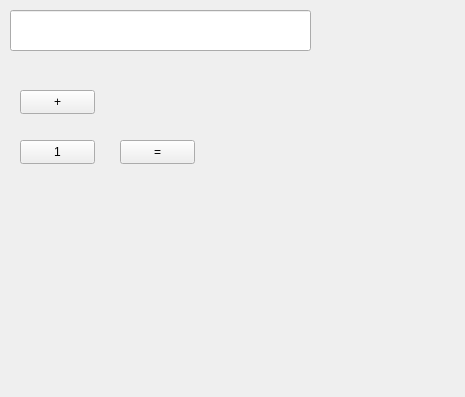
The window that untitled.ui (Alexvs159/SuperCalc) describes before a commit, drawn with Qt 5.
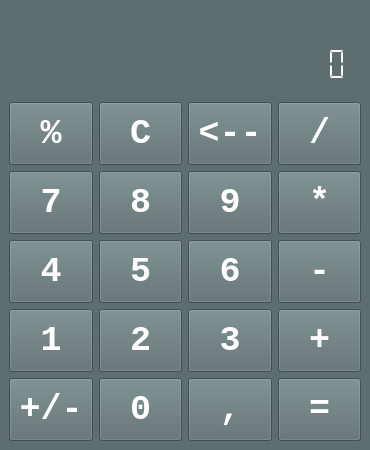
The same window after the commit.

Commit message: interface modification, add functions for num buttons

What changed in the file:
```diff
--- a/untitled.ui
+++ b/untitled.ui
@@ -6,72 +6,583 @@
    <rect>
     <x>0</x>
     <y>0</y>
-    <width>465</width>
-    <height>397</height>
+    <width>370</width>
+    <height>450</height>
    </rect>
   </property>
+  <property name="minimumSize">
+   <size>
+    <width>370</width>
+    <height>450</height>
+   </size>
+  </property>
   <property name="windowTitle">
-   <string>MainWindow</string>
+   <string>SuperCalc</string>
+  </property>
+  <property name="styleSheet">
+   <string notr="true">QWidget {
+	color: white;
+	background: rgb(92, 110, 111);
+	font-family: ;
+	font: 26pt &quot;Lucida Console&quot;;
+	font-weight: 600;
+}
+
+QLabel {
+	font: 12pt &quot;Lucida Console&quot;;
+}</string>
   </property>
   <widget class="QWidget" name="main">
-   <widget class="QLineEdit" name="edit">
-    <property name="geometry">
-     <rect>
-      <x>10</x>
-      <y>10</y>
-      <width>301</width>
-      <height>41</height>
-     </rect>
-    </property>
-    <property name="font">
-     <font>
-      <family>Arial Narrow</family>
-      <pointsize>12</pointsize>
-     </font>
-    </property>
-    <property name="readOnly">
-     <bool>true</bool>
-    </property>
-   </widget>
-   <widget class="QPushButton" name="add">
-    <property name="geometry">
-     <rect>
-      <x>20</x>
-      <y>90</y>
-      <width>75</width>
-      <height>24</height>
-     </rect>
-    </property>
-    <property name="text">
-     <string>+</string>
-    </property>
-   </widget>
-   <widget class="QPushButton" name="button_1">
-    <property name="geometry">
-     <rect>
-      <x>20</x>
-      <y>140</y>
-      <width>75</width>
-      <height>24</height>
-     </rect>
-    </property>
-    <property name="text">
-     <string>1</string>
-    </property>
-   </widget>
-   <widget class="QPushButton" name="calc">
-    <property name="geometry">
-     <rect>
-      <x>120</x>
-      <y>140</y>
-      <width>75</width>
-      <height>24</height>
-     </rect>
-    </property>
-    <property name="text">
-     <string>=</string>
-    </property>
-   </widget>
+   <layout class="QHBoxLayout" name="horizontalLayout">
+    <item>
+     <layout class="QGridLayout" name="gridLayout">
+      <item row="5" column="0">
+       <widget class="QPushButton" name="btn_1">
+        <property name="sizePolicy">
+         <sizepolicy hsizetype="Expanding" vsizetype="Expanding">
+          <horstretch>0</horstretch>
+          <verstretch>0</verstretch>
+         </sizepolicy>
+        </property>
+        <property name="font">
+         <font>
+          <family>Lucida Console</family>
+          <pointsize>26</pointsize>
+          <italic>false</italic>
+          <bold>true</bold>
+         </font>
+        </property>
+        <property name="text">
+         <string>1</string>
+        </property>
+        <property name="shortcut">
+         <string>1</string>
+        </property>
+       </widget>
+      </item>
+      <item row="3" column="0">
+       <widget class="QPushButton" name="btn_7">
+        <property name="sizePolicy">
+         <sizepolicy hsizetype="Expanding" vsizetype="Expanding">
+          <horstretch>0</horstretch>
+          <verstretch>0</verstretch>
+         </sizepolicy>
+        </property>
+        <property name="font">
+         <font>
+          <family>Lucida Console</family>
+          <pointsize>26</pointsize>
+          <italic>false</italic>
+          <bold>true</bold>
+         </font>
+        </property>
+        <property name="text">
+         <string>7</string>
+        </property>
+        <property name="shortcut">
+         <string>7</string>
+        </property>
+       </widget>
+      </item>
+      <item row="6" column="3">
+       <widget class="QPushButton" name="btn_calc">
+        <property name="sizePolicy">
+         <sizepolicy hsizetype="Expanding" vsizetype="Expanding">
+          <horstretch>0</horstretch>
+          <verstretch>0</verstretch>
+         </sizepolicy>
+        </property>
+        <property name="font">
+         <font>
+          <family>Lucida Console</family>
+          <pointsize>26</pointsize>
+          <italic>false</italic>
+          <bold>true</bold>
+         </font>
+        </property>
+        <property name="autoFillBackground">
+         <bool>false</bool>
+        </property>
+        <property name="text">
+         <string>=</string>
+        </property>
+        <property name="shortcut">
+         <string>Enter</string>
+        </property>
+        <property name="checkable">
+         <bool>false</bool>
+        </property>
+        <property name="checked">
+         <bool>false</bool>
+        </property>
+       </widget>
+      </item>
+      <item row="2" column="0">
+       <widget class="QPushButton" name="btn_percent">
+        <property name="sizePolicy">
+         <sizepolicy hsizetype="Expanding" vsizetype="Expanding">
+          <horstretch>0</horstretch>
+          <verstretch>0</verstretch>
+         </sizepolicy>
+        </property>
+        <property name="font">
+         <font>
+          <family>Lucida Console</family>
+          <pointsize>26</pointsize>
+          <italic>false</italic>
+          <bold>true</bold>
+         </font>
+        </property>
+        <property name="text">
+         <string>%</string>
+        </property>
+        <property name="shortcut">
+         <string>%</string>
+        </property>
+       </widget>
+      </item>
+      <item row="5" column="1">
+       <widget class="QPushButton" name="btn_2">
+        <property name="sizePolicy">
+         <sizepolicy hsizetype="Expanding" vsizetype="Expanding">
+          <horstretch>0</horstretch>
+          <verstretch>0</verstretch>
+         </sizepolicy>
+        </property>
+        <property name="font">
+         <font>
+          <family>Lucida Console</family>
+          <pointsize>26</pointsize>
+          <italic>false</italic>
+          <bold>true</bold>
+         </font>
+        </property>
+        <property name="cursor">
+         <cursorShape>PointingHandCursor</cursorShape>
+        </property>
+        <property name="text">
+         <string>2</string>
+        </property>
+        <property name="shortcut">
+         <string>2</string>
+        </property>
+       </widget>
+      </item>
+      <item row="6" column="0">
+       <widget class="QPushButton" name="btn_rev">
+        <property name="sizePolicy">
+         <sizepolicy hsizetype="Expanding" vsizetype="Expanding">
+          <horstretch>0</horstretch>
+          <verstretch>0</verstretch>
+         </sizepolicy>
+        </property>
+        <property name="font">
+         <font>
+          <family>Lucida Console</family>
+          <pointsize>26</pointsize>
+          <italic>false</italic>
+          <bold>true</bold>
+         </font>
+        </property>
+        <property name="text">
+         <string>+/-</string>
+        </property>
+       </widget>
+      </item>
+      <item row="4" column="3">
+       <widget class="QPushButton" name="btn_minus">
+        <property name="sizePolicy">
+         <sizepolicy hsizetype="Expanding" vsizetype="Expanding">
+          <horstretch>0</horstretch>
+          <verstretch>0</verstretch>
+         </sizepolicy>
+        </property>
+        <property name="font">
+         <font>
+          <family>Lucida Console</family>
+          <pointsize>26</pointsize>
+          <italic>false</italic>
+          <bold>true</bold>
+         </font>
+        </property>
+        <property name="text">
+         <string>-</string>
+        </property>
+        <property name="shortcut">
+         <string>-</string>
+        </property>
+       </widget>
+      </item>
+      <item row="3" column="2">
+       <widget class="QPushButton" name="btn_9">
+        <property name="sizePolicy">
+         <sizepolicy hsizetype="Expanding" vsizetype="Expanding">
+          <horstretch>0</horstretch>
+          <verstretch>0</verstretch>
+         </sizepolicy>
+        </property>
+        <property name="font">
+         <font>
+          <family>Lucida Console</family>
+          <pointsize>26</pointsize>
+          <italic>false</italic>
+          <bold>true</bold>
+         </font>
+        </property>
+        <property name="text">
+         <string>9</string>
+        </property>
+        <property name="shortcut">
+         <string>9</string>
+        </property>
+       </widget>
+      </item>
+      <item row="5" column="2">
+       <widget class="QPushButton" name="btn_3">
+        <property name="sizePolicy">
+         <sizepolicy hsizetype="Expanding" vsizetype="Expanding">
+          <horstretch>0</horstretch>
+          <verstretch>0</verstretch>
+         </sizepolicy>
+        </property>
+        <property name="font">
+         <font>
+          <family>Lucida Console</family>
+          <pointsize>26</pointsize>
+          <italic>false</italic>
+          <bold>true</bold>
+         </font>
+        </property>
+        <property name="text">
+         <string>3</string>
+        </property>
+        <property name="shortcut">
+         <string>3</string>
+        </property>
+       </widget>
+      </item>
+      <item row="6" column="1">
+       <widget class="QPushButton" name="btn_0">
+        <property name="sizePolicy">
+         <sizepolicy hsizetype="Expanding" vsizetype="Expanding">
+          <horstretch>0</horstretch>
+          <verstretch>0</verstretch>
+         </sizepolicy>
+        </property>
+        <property name="font">
+         <font>
+          <family>Lucida Console</family>
+          <pointsize>26</pointsize>
+          <italic>false</italic>
+          <bold>true</bold>
+         </font>
+        </property>
+        <property name="text">
+         <string>0</string>
+        </property>
+        <property name="shortcut">
+         <string>0</string>
+        </property>
+       </widget>
+      </item>
+      <item row="6" column="2">
+       <widget class="QPushButton" name="btn_zpt">
+        <property name="sizePolicy">
+         <sizepolicy hsizetype="Expanding" vsizetype="Expanding">
+          <horstretch>0</horstretch>
+          <verstretch>0</verstretch>
+         </sizepolicy>
+        </property>
+        <property name="font">
+         <font>
+          <family>Lucida Console</family>
+          <pointsize>26</pointsize>
+          <italic>false</italic>
+          <bold>true</bold>
+         </font>
+        </property>
+        <property name="text">
+         <string>,</string>
+        </property>
+        <property name="shortcut">
+         <string>,</string>
+        </property>
+       </widget>
+      </item>
+      <item row="4" column="2">
+       <widget class="QPushButton" name="btn_6">
+        <property name="sizePolicy">
+         <sizepolicy hsizetype="Expanding" vsizetype="Expanding">
+          <horstretch>0</horstretch>
+          <verstretch>0</verstretch>
+         </sizepolicy>
+        </property>
+        <property name="font">
+         <font>
+          <family>Lucida Console</family>
+          <pointsize>26</pointsize>
+          <italic>false</italic>
+          <bold>true</bold>
+         </font>
+        </property>
+        <property name="text">
+         <string>6</string>
+        </property>
+        <property name="shortcut">
+         <string>6</string>
+        </property>
+       </widget>
+      </item>
+      <item row="2" column="1">
+       <widget class="QPushButton" name="btn_c">
+        <property name="sizePolicy">
+         <sizepolicy hsizetype="Expanding" vsizetype="Expanding">
+          <horstretch>0</horstretch>
+          <verstretch>0</verstretch>
+         </sizepolicy>
+        </property>
+        <property name="font">
+         <font>
+          <family>Lucida Console</family>
+          <pointsize>26</pointsize>
+          <italic>false</italic>
+          <bold>true</bold>
+         </font>
+        </property>
+        <property name="text">
+         <string>C</string>
+        </property>
+        <property name="shortcut">
+         <string>Esc</string>
+        </property>
+       </widget>
+      </item>
+      <item row="2" column="2">
+       <widget class="QPushButton" name="btn_backspace">
+        <property name="sizePolicy">
+         <sizepolicy hsizetype="Expanding" vsizetype="Expanding">
+          <horstretch>0</horstretch>
+          <verstretch>0</verstretch>
+         </sizepolicy>
+        </property>
+        <property name="font">
+         <font>
+          <family>Lucida Console</family>
+          <pointsize>26</pointsize>
+          <italic>false</italic>
+          <bold>true</bold>
+         </font>
+        </property>
+        <property name="text">
+         <string>&lt;--</string>
+        </property>
+        <property name="shortcut">
+         <string>Backspace</string>
+        </property>
+       </widget>
+      </item>
+      <item row="5" column="3">
+       <widget class="QPushButton" name="btn_add">
+        <property name="sizePolicy">
+         <sizepolicy hsizetype="Expanding" vsizetype="Expanding">
+          <horstretch>0</horstretch>
+          <verstretch>0</verstretch>
+         </sizepolicy>
+        </property>
+        <property name="font">
+         <font>
+          <family>Lucida Console</family>
+          <pointsize>26</pointsize>
+          <italic>false</italic>
+          <bold>true</bold>
+         </font>
+        </property>
+        <property name="text">
+         <string>+</string>
+        </property>
+        <property name="shortcut">
+         <string>+</string>
+        </property>
+       </widget>
+      </item>
+      <item row="4" column="0">
+       <widget class="QPushButton" name="btn_4">
+        <property name="sizePolicy">
+         <sizepolicy hsizetype="Expanding" vsizetype="Expanding">
+          <horstretch>0</horstretch>
+          <verstretch>0</verstretch>
+         </sizepolicy>
+        </property>
+        <property name="font">
+         <font>
+          <family>Lucida Console</family>
+          <pointsize>26</pointsize>
+          <italic>false</italic>
+          <bold>true</bold>
+         </font>
+        </property>
+        <property name="text">
+         <string>4</string>
+        </property>
+        <property name="shortcut">
+         <string>4</string>
+        </property>
+       </widget>
+      </item>
+      <item row="1" column="0" colspan="4">
+       <widget class="QLCDNumber" name="lcd">
+        <property name="sizePolicy">
+         <sizepolicy hsizetype="Expanding" vsizetype="Expanding">
+          <horstretch>0</horstretch>
+          <verstretch>0</verstretch>
+         </sizepolicy>
+        </property>
+        <property name="frameShape">
+         <enum>QFrame::NoFrame</enum>
+        </property>
+        <property name="frameShadow">
+         <enum>QFrame::Plain</enum>
+        </property>
+        <property name="smallDecimalPoint">
+         <bool>false</bool>
+        </property>
+        <property name="digitCount">
+         <number>20</number>
+        </property>
+        <property name="segmentStyle">
+         <enum>QLCDNumber::Flat</enum>
+        </property>
+       </widget>
+      </item>
+      <item row="3" column="1">
+       <widget class="QPushButton" name="btn_8">
+        <property name="sizePolicy">
+         <sizepolicy hsizetype="Expanding" vsizetype="Expanding">
+          <horstretch>0</horstretch>
+          <verstretch>0</verstretch>
+         </sizepolicy>
+        </property>
+        <property name="font">
+         <font>
+          <family>Lucida Console</family>
+          <pointsize>26</pointsize>
+          <italic>false</italic>
+          <bold>true</bold>
+         </font>
+        </property>
+        <property name="text">
+         <string>8</string>
+        </property>
+        <property name="shortcut">
+         <string>8</string>
+        </property>
+       </widget>
+      </item>
+      <item row="4" column="1">
+       <widget class="QPushButton" name="btn_5">
+        <property name="sizePolicy">
+         <sizepolicy hsizetype="Expanding" vsizetype="Expanding">
+          <horstretch>0</horstretch>
+          <verstretch>0</verstretch>
+         </sizepolicy>
+        </property>
+        <property name="font">
+         <font>
+          <family>Lucida Console</family>
+          <pointsize>26</pointsize>
+          <italic>false</italic>
+          <bold>true</bold>
+         </font>
+        </property>
+        <property name="text">
+         <string>5</string>
+        </property>
+        <property name="shortcut">
+         <string>5</string>
+        </property>
+       </widget>
+      </item>
+      <item row="3" column="3">
+       <widget class="QPushButton" name="btn_aster">
+        <property name="sizePolicy">
+         <sizepolicy hsizetype="Expanding" vsizetype="Expanding">
+          <horstretch>0</horstretch>
+          <verstretch>0</verstretch>
+         </sizepolicy>
+        </property>
+        <property name="font">
+         <font>
+          <family>Lucida Console</family>
+          <pointsize>26</pointsize>
+          <italic>false</italic>
+          <bold>true</bold>
+         </font>
+        </property>
+        <property name="text">
+         <string>*</string>
+        </property>
+        <property name="shortcut">
+         <string>*</string>
+        </property>
+       </widget>
+      </item>
+      <item row="2" column="3">
+       <widget class="QPushButton" name="btn_div">
+        <property name="sizePolicy">
+         <sizepolicy hsizetype="Expanding" vsizetype="Expanding">
+          <horstretch>0</horstretch>
+          <verstretch>0</verstretch>
+         </sizepolicy>
+        </property>
+        <property name="font">
+         <font>
+          <family>Lucida Console</family>
+          <pointsize>26</pointsize>
+          <italic>false</italic>
+          <bold>true</bold>
+         </font>
+        </property>
+        <property name="text">
+         <string>/</string>
+        </property>
+        <property name="shortcut">
+         <string>/</string>
+        </property>
+       </widget>
+      </item>
+      <item row="0" column="0" colspan="4">
+       <widget class="QLabel" name="label">
+        <property name="sizePolicy">
+         <sizepolicy hsizetype="Expanding" vsizetype="Minimum">
+          <horstretch>0</horstretch>
+          <verstretch>0</verstretch>
+         </sizepolicy>
+        </property>
+        <property name="font">
+         <font>
+          <family>Lucida Console</family>
+          <pointsize>12</pointsize>
+          <italic>false</italic>
+          <bold>false</bold>
+         </font>
+        </property>
+        <property name="layoutDirection">
+         <enum>Qt::LeftToRight</enum>
+        </property>
+        <property name="text">
+         <string/>
+        </property>
+        <property name="textFormat">
+         <enum>Qt::PlainText</enum>
+        </property>
+        <property name="alignment">
+         <set>Qt::AlignRight|Qt::AlignTrailing|Qt::AlignVCenter</set>
+        </property>
+       </widget>
+      </item>
+     </layout>
+    </item>
+   </layout>
   </widget>
  </widget>
  <resources/>
```
The commit also changes 3 other files.
